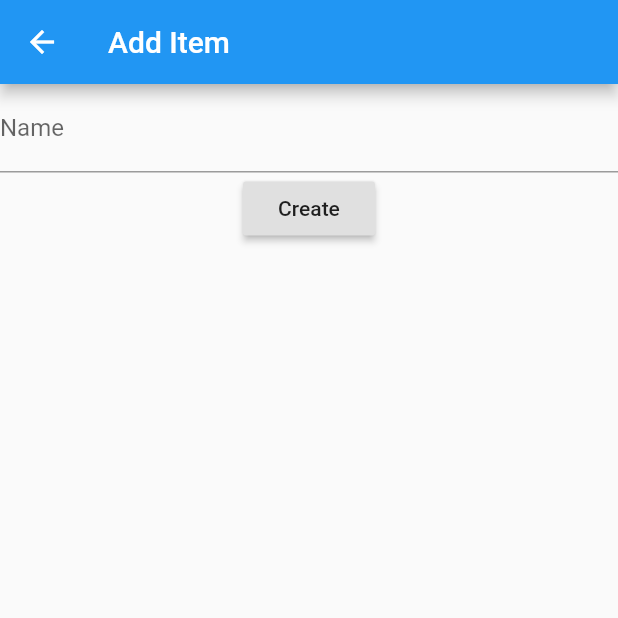
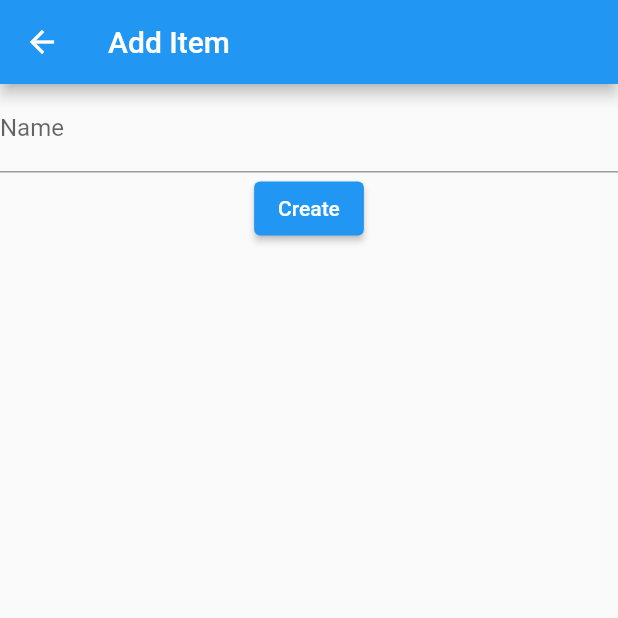
Before and after one commit to phaiotkanthawichit/myform, a Flutter app: the AddItemPage screen opened directly, after a tap on "Create", on a phone screen of 412 x 824 dp, the top half of it. Run offline on Flutter 3.47's test engine with Material 2 defaults, Android fonts, the light colour scheme and no system bars.

Commit message:
first commit

```diff
--- a/lib/main.dart
+++ b/lib/main.dart
@@ -10,7 +10,10 @@
 class AddItemPageState extends State<AddItemPage> {
   var ctl_name = TextEditingController();
   var result = ' ----- Result ------';
-  createItem() {}
+  createItem() {
+    print('create');
+  }
+
   @override
   Widget build(BuildContext context) {
     return Scaffold(
@@ -23,7 +26,7 @@
             controller: this.ctl_name,
             decoration: InputDecoration(labelText: "Name"),
           ),
-          RaisedButton(
+          ElevatedButton(
             onPressed: createItem,
             child: Text("Create"),
           ),
```
Also changed, not shown: 1 other file.
